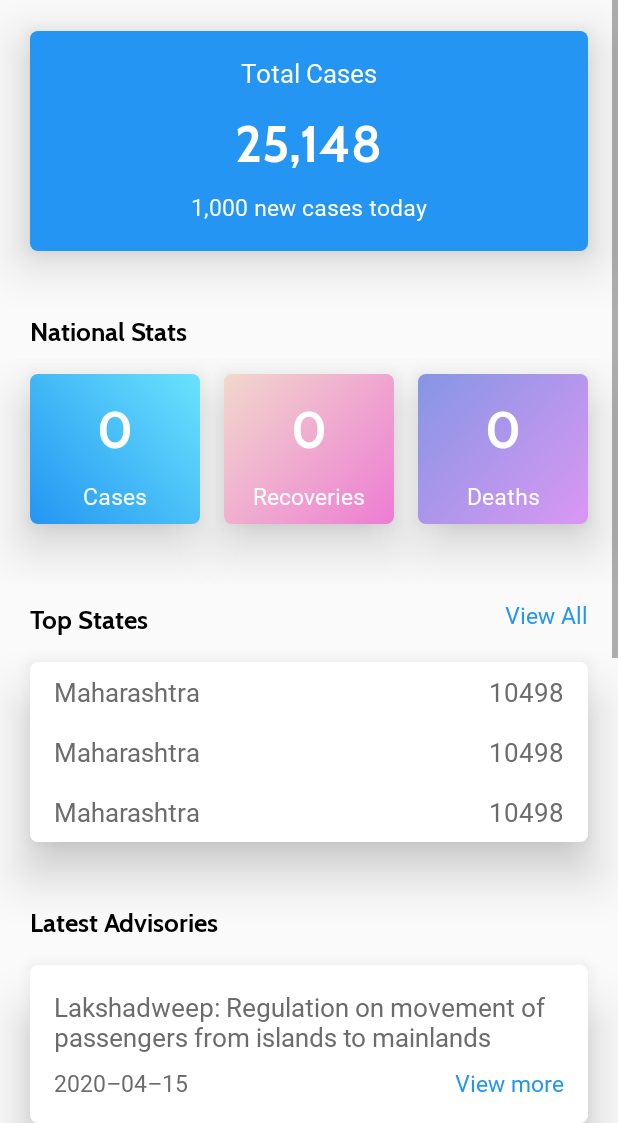
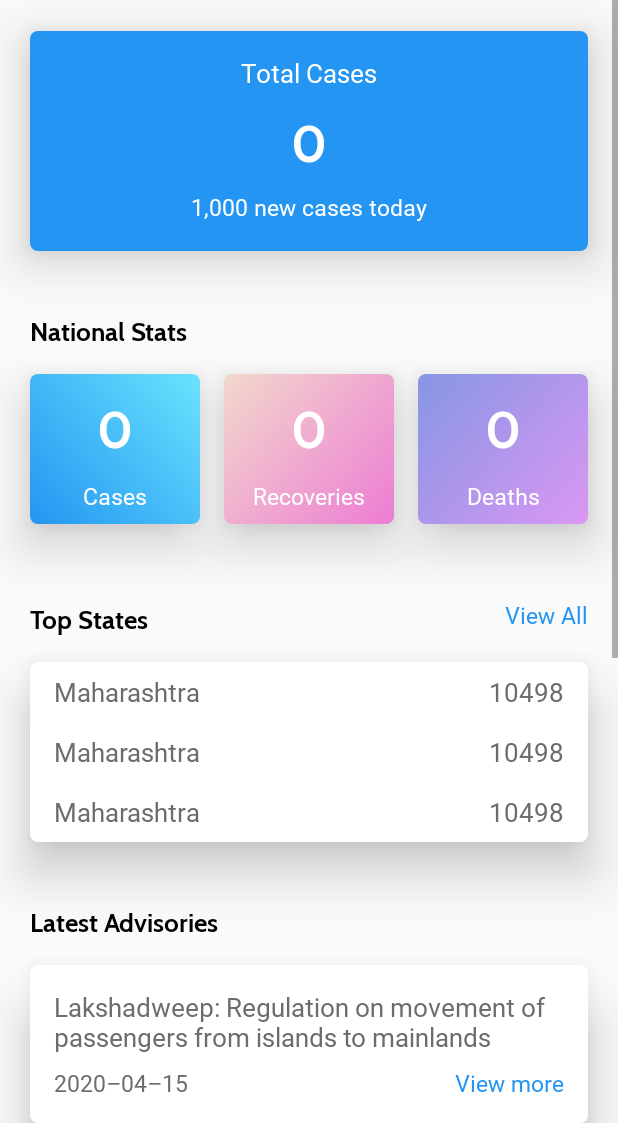
Before and after one commit to thevirinchi/C19-Meter, an Android app: the dashboard screen opened directly, with no data from a screen before it, on a phone screen of 412 x 824 dp, the part 113-1236 px from its top. Run offline under Robolectric (Android 15) with nearby library versions, the phone set to English and light mode, and no system bars; plain views replace LineChart.

Commit message:
Added total cases also

```diff
--- a/app/src/main/java/com/z3t4z00k/c19meter/MainActivity.java
+++ b/app/src/main/java/com/z3t4z00k/c19meter/MainActivity.java
@@ -86,6 +86,7 @@ public class MainActivity extends AppCompatActivity {
                     if (obj.getInt("cases")>0) {
                         SharedPreferences sharedPreferences = getSharedPreferences(MY_PREFERENCES, Context.MODE_PRIVATE);
                         SharedPreferences.Editor editor = sharedPreferences.edit();
+                        editor.putString("confi", obj.getString("confi"));
                         editor.putString("cases", obj.getString("cases"));
                         editor.putString("recov", obj.getString("recov"));
                         editor.putString("death", obj.getString("death"));
--- a/app/src/main/java/com/z3t4z00k/c19meter/dashboard.java
+++ b/app/src/main/java/com/z3t4z00k/c19meter/dashboard.java
@@ -26,6 +26,7 @@ public class dashboard extends AppCompatActivity {
         setContentView(R.layout.activity_dashboard);
 
         SharedPreferences sharedPreferences = getSharedPreferences(MainActivity.MY_PREFERENCES, Context.MODE_PRIVATE);
+        final TextView count = findViewById(R.id.count);
         final TextView death = findViewById(R.id.deaths);
         final TextView recov = findViewById(R.id.recoveries);
         final TextView cases = findViewById(R.id.cases);
@@ -77,6 +78,7 @@ public class dashboard extends AppCompatActivity {
         Login login = new Login();
         login.execute();
 
+        count.setText(sharedPreferences.getString("confi", "0"));
         cases.setText(sharedPreferences.getString("cases", "0"));
         recov.setText(sharedPreferences.getString("recov", "0"));
         death.setText(sharedPreferences.getString("death", "0"));
```
